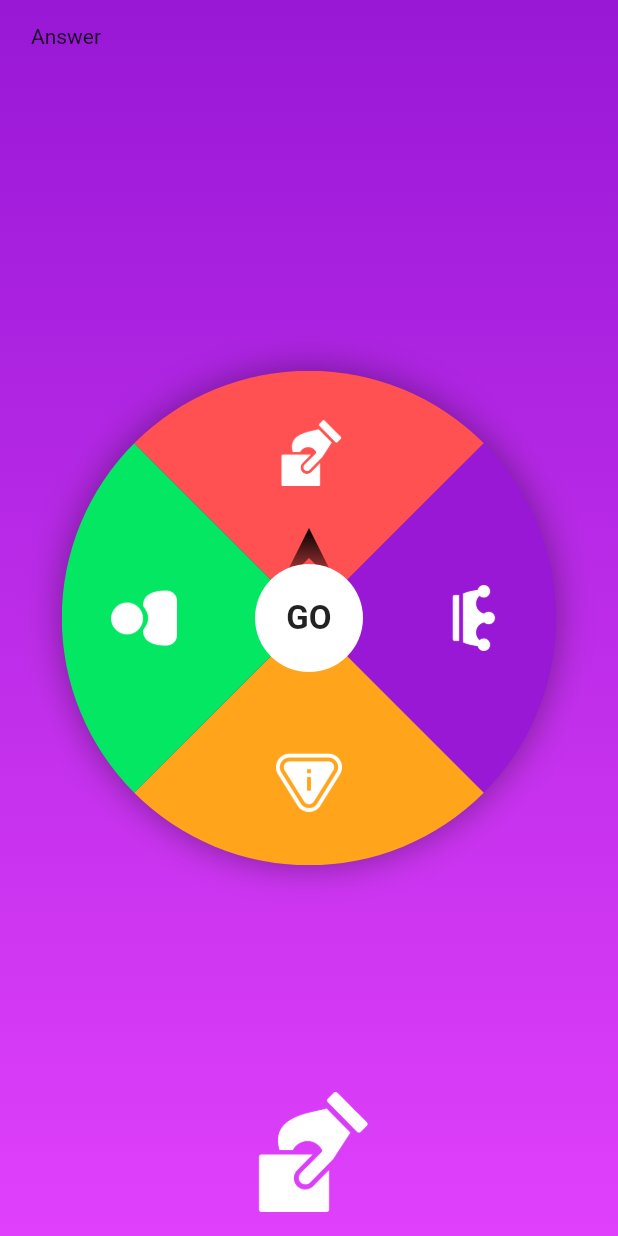
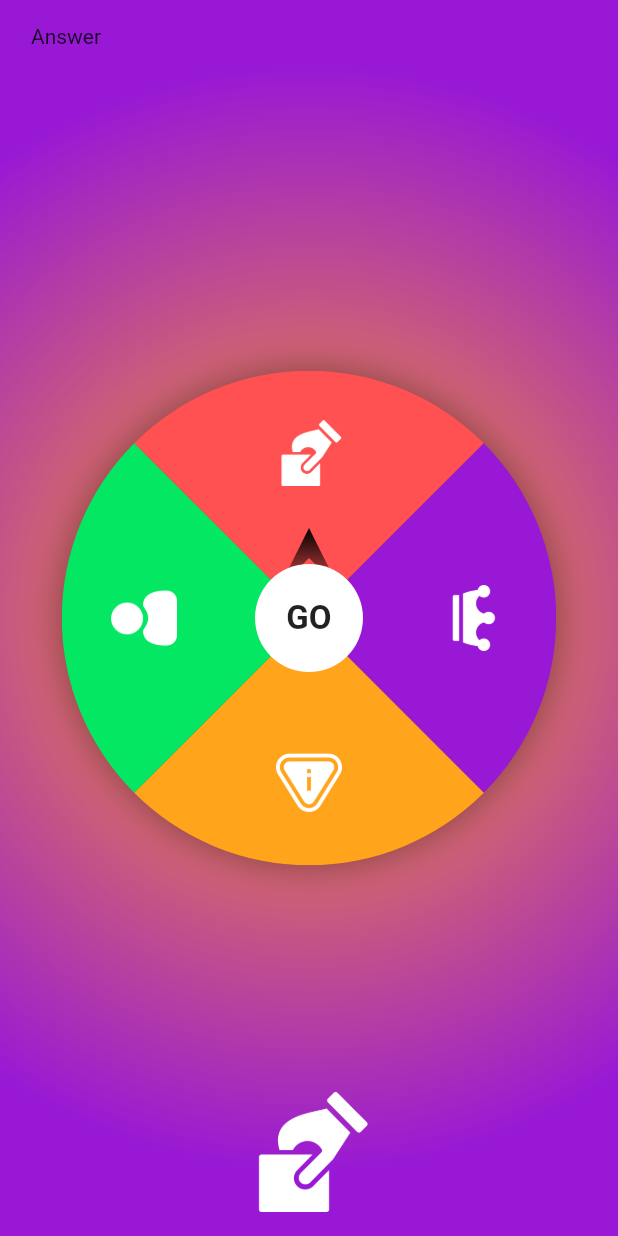
Before and after one commit to nickscamara/TriVote, a Flutter app: the screen it shows after launch, item 2 of the bottom bar chosen, after a tap on "Start Game", on a phone screen of 412 x 824 dp. Run offline on Flutter 3.47's test engine with Material 2 defaults, Android fonts, the phone set to English and light mode, and no system bars; our stand-ins replace flare_flutter, flutter_custom_clippers, html_unescape; missing offline and left inert: flutter_spinning_wheel, spider_chart.

```diff
--- a/votesmarter/lib/main.dart
+++ b/votesmarter/lib/main.dart
@@ -2,7 +2,6 @@ import 'package:flutter/material.dart';
 import 'package:votesmarter/screen/game_results_screen.dart';
 import 'package:flutter/services.dart';
 import 'package:votesmarter/screen/home.dart';
-import 'package:votesmarter/screen/test_game_screen_v.dart';
 import 'package:votesmarter/theme/theme.dart';
 
 void main() => runApp(MyApp());
--- a/votesmarter/lib/screen/home.dart
+++ b/votesmarter/lib/screen/home.dart
@@ -1,6 +1,5 @@
 import 'package:flutter/material.dart';
 import 'package:votesmarter/screen/home_screen.dart';
-import 'package:votesmarter/screen/test_game_screen_v.dart';
 import 'package:flare_flutter/flare_actor.dart';
 
 class Home extends StatefulWidget {
@@ -17,7 +16,7 @@ class _HomeState extends State<Home> {
       Scaffold(
         body: Text("daw"),
       ),
-      //TestGameScreenV(),
+      //MainGame(),
       HomeScreen(),
       Scaffold(
         body: Text("daw"),
@@ -38,7 +37,7 @@ class _HomeState extends State<Home> {
     return Scaffold(
       appBar: AppBar(
         centerTitle: true,
-        title: Text("Round 1",style: TextStyle(fontSize: 21),),
+        title: Text("",style: TextStyle(fontSize: 21),),
         flexibleSpace: Container(
           decoration: BoxDecoration(
               gradient: LinearGradient(
--- a/votesmarter/lib/screen/home_screen.dart
+++ b/votesmarter/lib/screen/home_screen.dart
@@ -1,5 +1,5 @@
 import 'package:flutter/material.dart';
-import 'package:votesmarter/screen/test_game_screen_v.dart';
+import 'package:votesmarter/screen/main_game.dart';
 
 class HomeScreen extends StatelessWidget {
   const HomeScreen({Key key}) : super(key: key);
@@ -11,7 +11,7 @@ class HomeScreen extends StatelessWidget {
           child: RaisedButton(
         onPressed: () {
           Navigator.of(context).pushReplacement(
-              MaterialPageRoute(builder: (_) => TestGameScreenV()));
+              MaterialPageRoute(builder: (_) => MainGame()));
         },
         padding: EdgeInsets.only(left: 25, right: 25, top: 10, bottom: 10),
         shape: RoundedRectangleBorder(
--- /dev/null
+++ b/votesmarter/lib/screen/main_game.dart
@@ -0,0 +1,82 @@
+import 'dart:math';
+
+import 'package:flutter/material.dart';
+
+import 'dart:ui';
+
+import 'package:votesmarter/model/question.dart';
+import 'package:votesmarter/screen/question_screen.dart';
+import 'package:votesmarter/widgets/wheel.dart';
+
+
+
+class MainGame extends StatefulWidget {
+  @override
+  State<StatefulWidget> createState() {
+    return _MainGameState();
+  }
+}
+
+class _MainGameState extends State<MainGame>
+    with SingleTickerProviderStateMixin {
+
+
+
+
+  @override
+  Widget build(BuildContext context) {
+    return Scaffold(
+      body: Stack(
+        children: <Widget>[
+          Container(
+            decoration: BoxDecoration(
+                gradient: RadialGradient(
+    radius: 0.9,
+    colors: [
+       Theme.of(context).accentColor, // yellow sun
+       Theme.of(context).primaryColor, // blue sky
+    ],
+   ),),
+            child: Wheel(),
+          ),
+          RawMaterialButton(
+            child: Text("Answer"),
+            onPressed: () {
+              Navigator.of(context).push(new MaterialPageRoute<Null>(
+                  builder: (BuildContext context) {
+                    return new QuizPage(
+                      questions: [
+                        Question(
+                            question: "What is the name of America?",
+                            incorrectAnswers: ["Pegasus", "Coconut", "Trump"],
+                            correctAnswer: "Arlinda",
+                            sourceURL: "idjadawdada",
+                            explanation: "awdadwa",
+                            type: "awdawdadawawd"),
+                        Question(
+                            question: "What is the name of America?",
+                            answers: ["yes", "no"],
+                            correctAnswer: "yes",
+                            incorrectAnswers: ["no"],
+                            sourceURL: "idjadawdada",
+                            explanation: "awdadwa",
+                            type: "awdawdadawawd"),
+                        Question(
+                            question: "What is the name of America?",
+                            answers: ["yes", "no"],
+                            correctAnswer: "yes",
+                            incorrectAnswers: ["no"],
+                            sourceURL: "idjadawdada",
+                            explanation: "awdadwa",
+                            type: "awdawdadawawd"),
+                      ],
+                    );
+                  },
+                  fullscreenDialog: true));
+            },
+          )
+        ],
+      ),
+    );
+  }
+}
--- a/votesmarter/lib/screen/test_game_screen_v.dart
+++ b/votesmarter/lib/widgets/wheel.dart
@@ -7,24 +7,32 @@ import 'dart:ui';
 import 'package:votesmarter/model/question.dart';
 import 'package:votesmarter/screen/question_screen.dart';
 
-class Luck{
+class Luck {
   final String image;
   final Color color;
 
   Luck(this.image, this.color);
 
-
-  String get asset =>  "assets/img/$image.png";
-}
-class TestGameScreenV extends StatefulWidget {
-  @override
-  State<StatefulWidget> createState() {
-    return _TestGameScreenVState();
-  }
+  String get asset => "assets/img/$image.png";
 }
 
-class _TestGameScreenVState extends State<TestGameScreenV>
-    with SingleTickerProviderStateMixin {
+class Wheel extends StatefulWidget {
+  Wheel({Key key}) : super(key: key);
+
+  @override
+  _WheelState createState() => _WheelState();
+}
+
+class _WheelState extends State<Wheel> with SingleTickerProviderStateMixin {
+  @override
+  void initState() {
+    // TODO: implement initState
+    super.initState();
+    var _duration = Duration(milliseconds: 1000);
+    _ctrl = AnimationController(vsync: this, duration: _duration);
+    _ani = CurvedAnimation(parent: _ctrl, curve: Curves.fastLinearToSlowEaseIn);
+  }
+
   double _angle = 0;
   double _current = 0;
   AnimationController _ctrl;
@@ -34,29 +42,10 @@ class _TestGameScreenVState extends State<TestGameScreenV>
     Luck("crown", Color(0xFF9818d6)),
     Luck("problem", Color(0xFFffa41b)),
     Luck("user", Color(0xff04E762)),
-
   ];
-
-  @override
-  void initState() {
-    // TODO: implement initState
-    super.initState();
-    var _duration = Duration(milliseconds: 5000);
-    _ctrl = AnimationController(vsync: this, duration: _duration);
-    _ani = CurvedAnimation(parent: _ctrl, curve: Curves.fastLinearToSlowEaseIn);
-  }
-
   @override
   Widget build(BuildContext context) {
-    return Stack(
-      children: <Widget>[
-        Container(
-            decoration: BoxDecoration(
-                gradient: LinearGradient(
-                    begin: Alignment.topCenter,
-                    end: Alignment.bottomCenter,
-                    colors: [Theme.of(context).primaryColor, Colors.purpleAccent])),
-            child: AnimatedBuilder(
+    return AnimatedBuilder(
         animation: _ani,
         builder: (context, child) {
           final _value = _ani.value;
@@ -69,36 +58,7 @@ class _TestGameScreenVState extends State<TestGameScreenV>
               _buildResult(_value),
             ],
           );
-                }),
-          ),
-          RawMaterialButton(child: Text("Answer"),onPressed: () {
-            Navigator.of(context).push(new MaterialPageRoute<Null>(
-  builder: (BuildContext context) {
-    return new QuizPage(
-      questions: [
-        Question(
-          question: "What is the name of America?", incorrectAnswers: ["Pegasus","Coconut","Trump"],
-          correctAnswer: "Arlinda",sourceURL: "idjadawdada",explanation: "awdadwa",
-          type: "awdawdadawawd"
-        ),
-        Question(
-          question: "What is the name of America?",answers: ["yes","no"],
-          correctAnswer: "yes",incorrectAnswers: ["no"],sourceURL: "idjadawdada",explanation: "awdadwa",
-          type: "awdawdadawawd"
-        ),
-        Question(
-          question: "What is the name of America?",answers: ["yes","no"],
-          correctAnswer: "yes",incorrectAnswers: ["no"],sourceURL: "idjadawdada",explanation: "awdadwa",
-          type: "awdawdadawawd"
-        ),
-      ],
-    );
-  },
-  fullscreenDialog: true
-));
-          },)
-      ],
-    );
+        });
   }
 
   _buildGo() {
@@ -150,7 +110,6 @@ class _TestGameScreenVState extends State<TestGameScreenV>
     );
   }
 }
-
 
 class BoardView extends StatefulWidget {
   final double angle;
```
Lines whose indentation alone changed are shown as unchanged.
